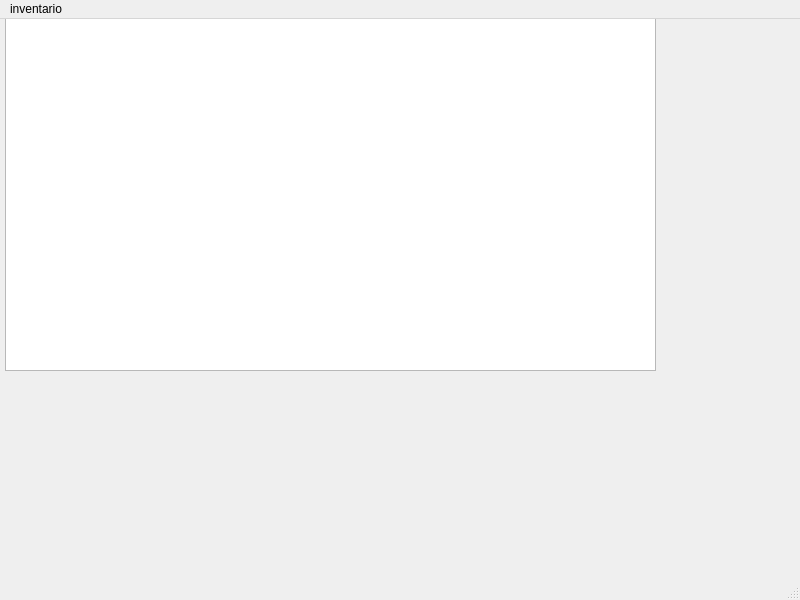
This is Entregas-ALSE/proyecto_op3_2025/Gestor_de_Inventario/mainwindow.ui in AlejandraCZ06/Proyecto-Ale as Qt 5 draws it before an edit. The edited form follows.
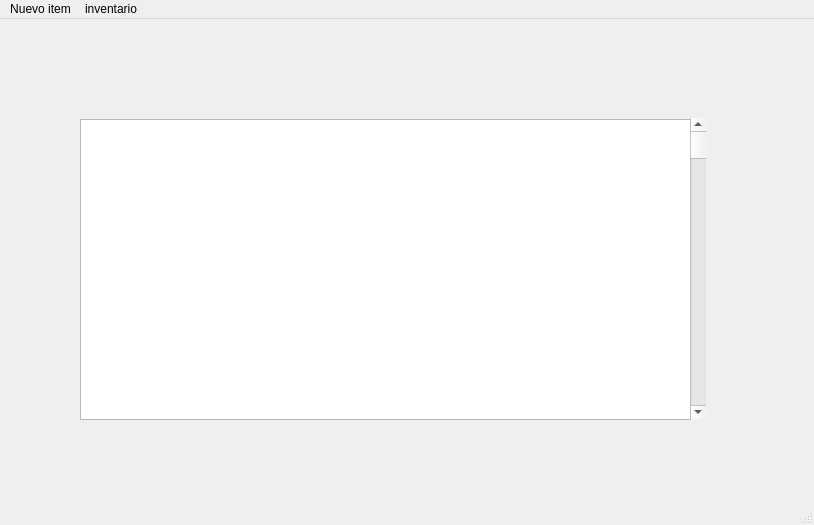
This is the edited form.

Diff of the .ui file:
```diff
--- a/Entregas-ALSE/proyecto_op3_2025/Gestor_de_Inventario/mainwindow.ui
+++ b/Entregas-ALSE/proyecto_op3_2025/Gestor_de_Inventario/mainwindow.ui
@@ -6,8 +6,8 @@
    <rect>
     <x>0</x>
     <y>0</y>
-    <width>800</width>
-    <height>600</height>
+    <width>814</width>
+    <height>525</height>
    </rect>
   </property>
   <property name="windowTitle">
@@ -17,20 +17,33 @@
    <widget class="QTableWidget" name="tableWidget">
     <property name="geometry">
      <rect>
-      <x>5</x>
-      <y>-9</y>
-      <width>651</width>
-      <height>361</height>
+      <x>80</x>
+      <y>100</y>
+      <width>611</width>
+      <height>301</height>
      </rect>
     </property>
    </widget>
+   <widget class="QScrollBar" name="verticalScrollBar">
+    <property name="geometry">
+     <rect>
+      <x>690</x>
+      <y>99</y>
+      <width>16</width>
+      <height>301</height>
+     </rect>
+    </property>
+    <property name="orientation">
+     <enum>Qt::Vertical</enum>
+    </property>
+   </widget>
   </widget>
   <widget class="QMenuBar" name="menubar">
    <property name="geometry">
     <rect>
      <x>0</x>
      <y>0</y>
-     <width>800</width>
+     <width>814</width>
      <height>19</height>
     </rect>
    </property>
@@ -39,6 +52,12 @@
      <string>inventario</string>
     </property>
    </widget>
+   <widget class="QMenu" name="menuNuevo_item">
+    <property name="title">
+     <string>Nuevo item</string>
+    </property>
+   </widget>
+   <addaction name="menuNuevo_item"/>
    <addaction name="menuinventario"/>
   </widget>
   <widget class="QStatusBar" name="statusbar"/>
```
